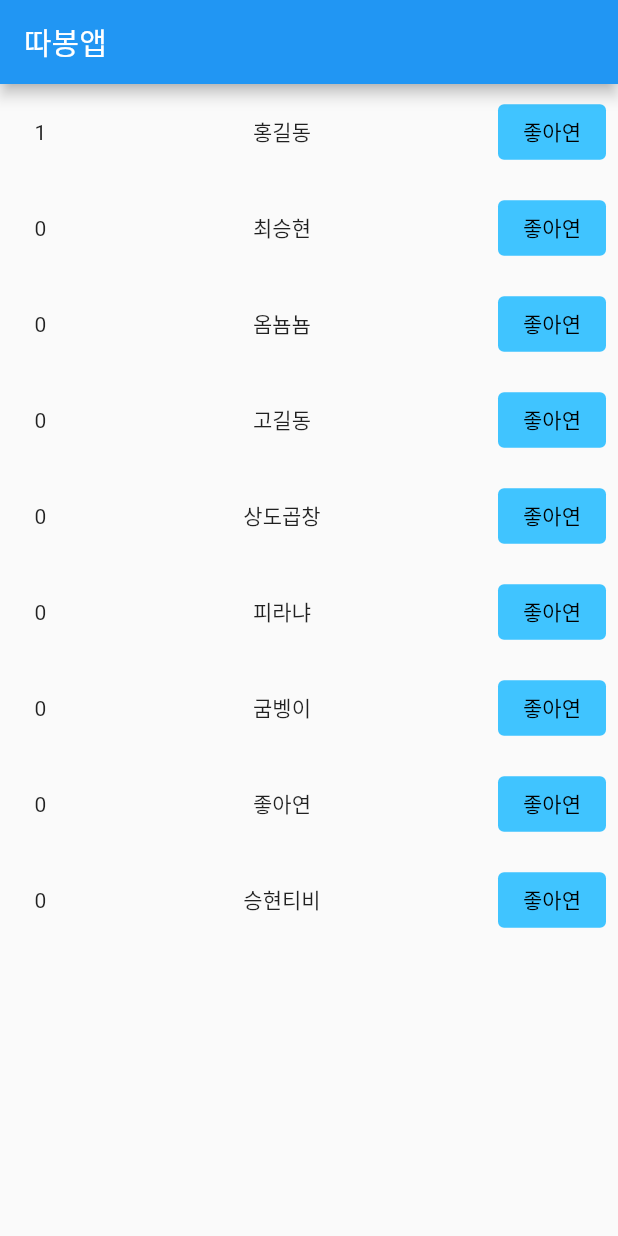
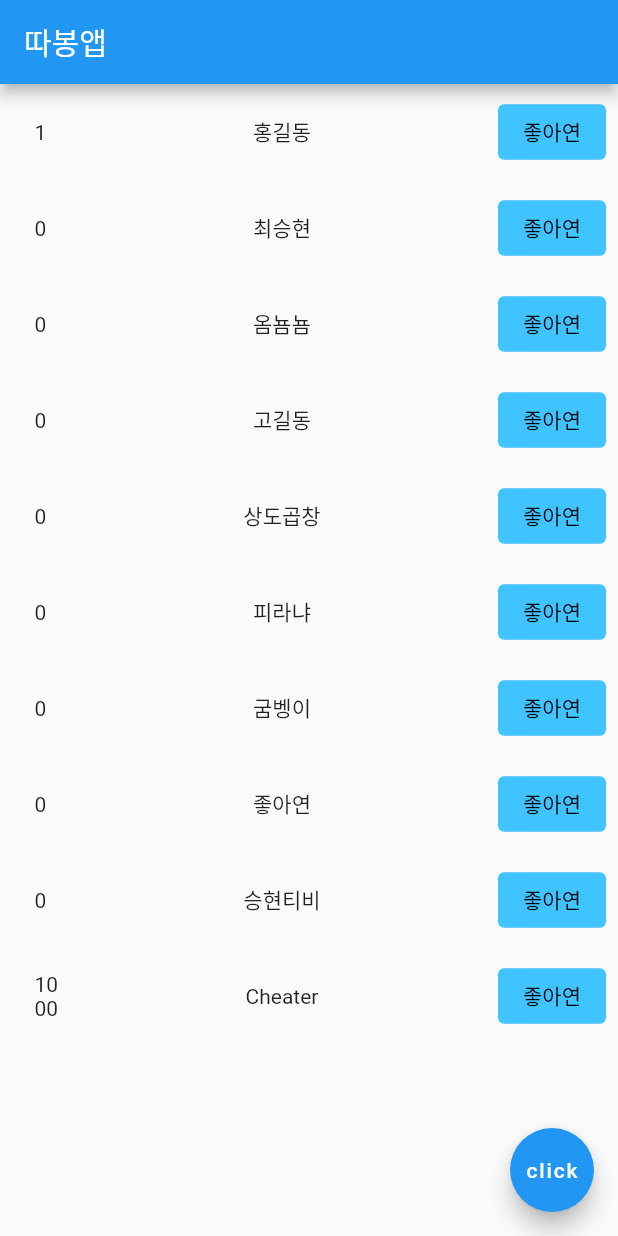
Before and after one commit to ChoiWheatley/flutter_tutorial, a Flutter app: the screen it shows after launch, after a tap on "좋아연", on a phone screen of 412 x 824 dp. Run offline on Flutter 3.47's test engine with Material 2 defaults, Android fonts, the phone set to English and light mode, and no system bars.

```diff
--- a/lib/main.dart
+++ b/lib/main.dart
@@ -2,7 +2,14 @@ import 'package:flutter/material.dart';
 // import 'package:flutter/services.dart';
 
 void main() {
-  runApp(MyApp());
+  /// MaterialApp 을 main함수쪽으로 빼내야 다이얼로그가 뜬다.
+  /// 왜냐고? context라는 부모위젯의 정보를 담고있는 변수인데,
+  /// context를 인자로 받는 함수 몇개가 있다. 대표적으로 showDialog가 있는데,
+  /// 이 함수는 부모로 MaterialApp을 필요로 한다. 그래서 main함수
+  /// 에서 MaterialApp의 자식으로 MyApp을 정의해야만 한다.
+  runApp(MaterialApp(
+    home: MyApp()
+  ));
 }
 
 /// StatefulWidget : state문법을 사용하면 자료를 보관할 수 있다.
@@ -30,18 +37,35 @@ class _MyAppState extends State<MyApp> {
     LikeUserWidget('굼벵이'),
     LikeUserWidget('좋아연'),
     LikeUserWidget('승현티비'),
+    LikeUserWidget('Cheater', like: 1000,),
   ];
 
-  @override Widget build(BuildContext context) { return MaterialApp(
-      home: Scaffold(
+  @override Widget build(BuildContext context) {
+    return Scaffold(
+      /// Builder는 context 생성기임. 아래의 floatingActionButton은
+      /// 부모로 Scaffold - MaterialApp 모두를 갖게된다.
+        floatingActionButton: Builder(
+          builder: (cntxt) {
+            return FloatingActionButton(
+              child: Text('click'),
+              onPressed: (){
+                print(cntxt); /// cntxt는 Builder-Scaffold-MaterialApp 순으로 Ancestor를 갖는다.
+                showDialog(context: cntxt, builder: (context){
+                  return Dialog(
+                    child: Text('안녕!'),
+                  );
+                });
+              },
+            );
+          }
+        ),
         appBar: AppBar(
           title: Text(appBarName),
         ),
         body: ListView(
           children: users,
         ),
-      ),
-    );
+      );
   }
 }
 class LikeUserWidget extends StatefulWidget{
```
